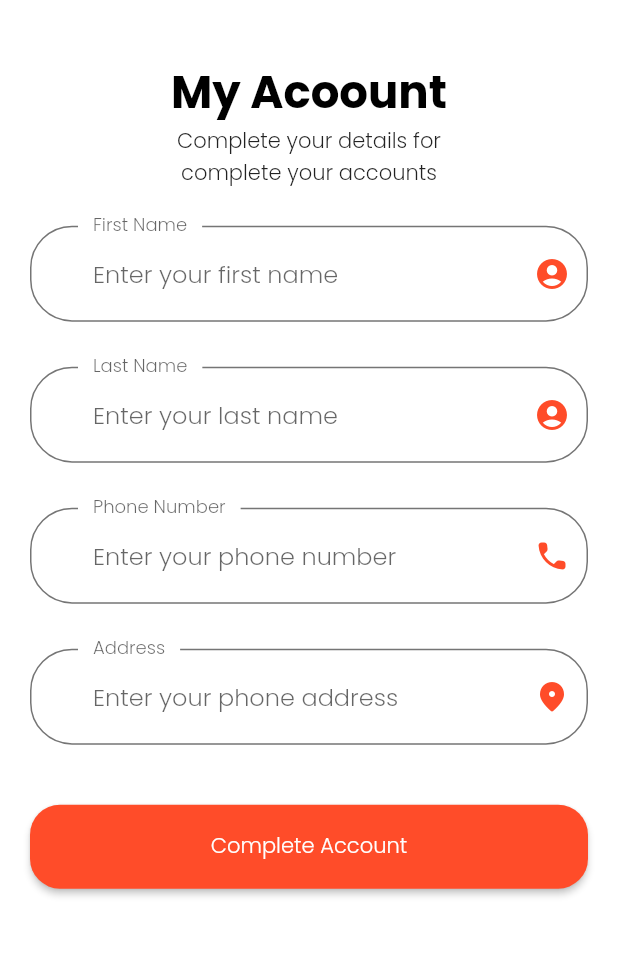
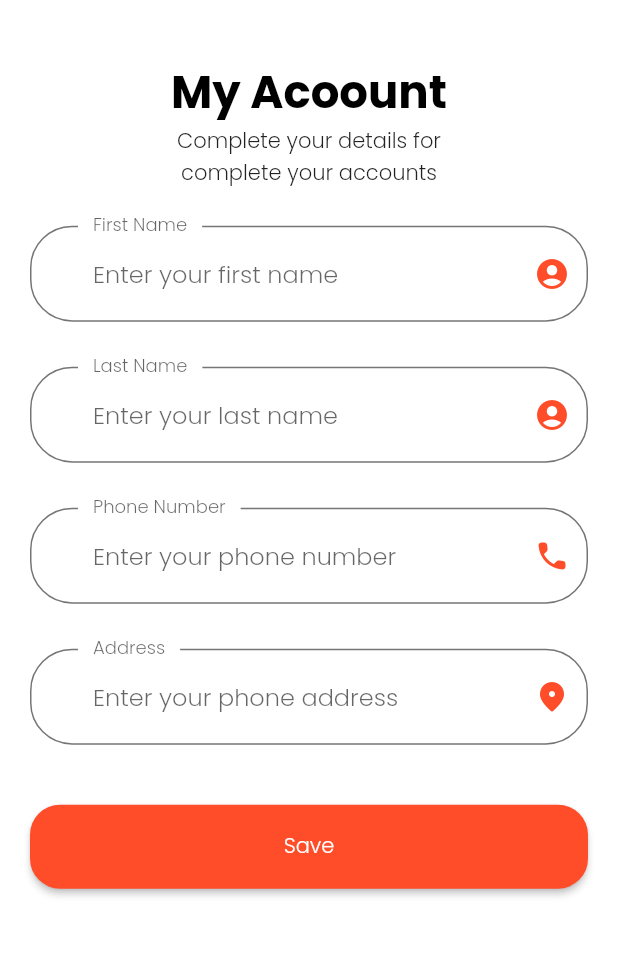
Before and after one commit to AriaDesta2083/jaon-mart, a Flutter app: the MyAccount screen opened by its route, on a phone screen of 412 x 824 dp, the part 63-1020 px from its top. Run offline on Flutter 3.47's test engine with Material 2 defaults, Android fonts, the phone set to English and light mode, and no system bars; our stand-ins replace flutter_spinkit.

Commit message:
Revert "Update my_account.dart"
As

```diff
--- a/jaonmart_app/lib/pages/my_account.dart
+++ b/jaonmart_app/lib/pages/my_account.dart
@@ -87,6 +87,14 @@ class _ProfileFormState extends State<ProfileForm> {
           buildAddressFormField(),
           FormError(errors: errors),
           SizedBox(height: 40),
+          // DefaultButton(
+          //   text: "continue",
+          //   press: () {
+          //     if (_formKey.currentState!.validate()) {
+          //       Navigator.pushNamed(context, OtpScreen.routeName);
+          //     }
+          //   },
+          // ),
           ElevatedButton(
               style: ElevatedButton.styleFrom(
                   shape: RoundedRectangleBorder(
@@ -98,7 +106,7 @@ class _ProfileFormState extends State<ProfileForm> {
                   Navigator.of(context).pushNamed('/profile');
                 }
               },
-              child: Text('Complete Account'))
+              child: Text('Save'))
         ],
       ),
     );
```
